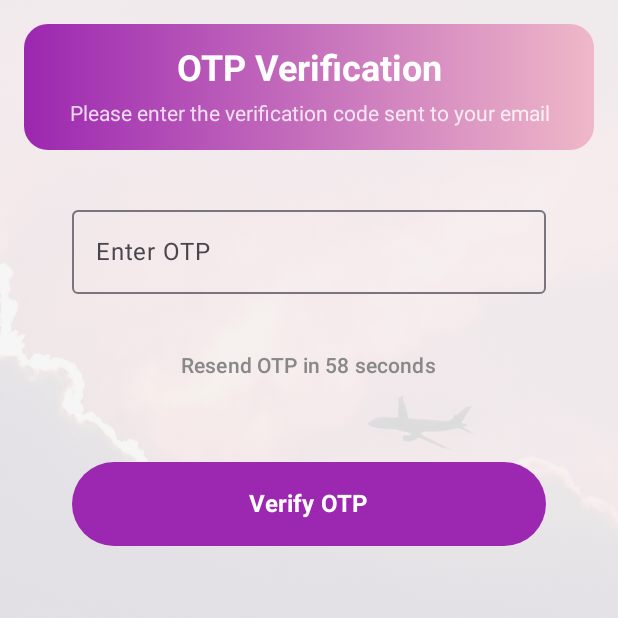
After one commit to VanLuanNguyen/UI-VJ-AIRLINE, an Android app built with Jetpack Compose: the OTPVerificationActivity screen opened directly, with no data from a screen before it, on a phone screen of 412 x 824 dp, the top half of it. The commit adds this screen. Run offline under Robolectric (Android 15) with nearby library versions, the phone set to English and light mode, and no system bars.

Commit message:
Complete otp authentication and get list of countries

```diff
--- a/app/src/main/java/com/vietjoke/vn/Activities/Booking/AncillaryActivity.kt
+++ b/app/src/main/java/com/vietjoke/vn/Activities/Booking/AncillaryActivity.kt
@@ -584,11 +584,6 @@ fun AncillaryScreen(
             // TopAppBar đơn giản (tùy chọn)
             TopAppBar(
                 title = { Text("Dịch vụ bổ sung") },
-                navigationIcon = {
-                    IconButton(onClick = { /* TODO: Xử lý nút back */ }) {
-                        Icon(Icons.AutoMirrored.Filled.ArrowBack, contentDescription = "Back")
-                    }
-                },
                 colors = TopAppBarDefaults.topAppBarColors(
                     containerColor = Color(0xFF9C27B0), // Màu tím
                     titleContentColor = Color.White,
--- /dev/null
+++ b/app/src/main/java/com/vietjoke/vn/Activities/OTP/OTPVerificationActivity.kt
@@ -0,0 +1,189 @@
+package com.vietjoke.vn.Activities.OTP
+
+import android.os.Bundle
+import android.widget.Toast
+import androidx.activity.ComponentActivity
+import androidx.activity.compose.setContent
+import androidx.compose.foundation.Image
+import androidx.compose.foundation.background
+import androidx.compose.foundation.layout.*
+import androidx.compose.foundation.shape.RoundedCornerShape
+import androidx.compose.foundation.text.KeyboardOptions
+import androidx.compose.material.icons.Icons
+import androidx.compose.material.icons.filled.ArrowBack
+import androidx.compose.material3.*
+import androidx.compose.runtime.*
+import androidx.compose.ui.Alignment
+import androidx.compose.ui.Modifier
+import androidx.compose.ui.graphics.Brush
+import androidx.compose.ui.graphics.Color
+import androidx.compose.ui.layout.ContentScale
+import androidx.compose.ui.platform.LocalContext
+import androidx.compose.ui.res.painterResource
+import androidx.compose.ui.text.font.FontWeight
+import androidx.compose.ui.text.input.KeyboardType
+import androidx.compose.ui.text.style.TextAlign
+import androidx.compose.ui.unit.dp
+import androidx.compose.ui.unit.sp
+import com.vietjoke.vn.R
+import kotlinx.coroutines.delay
+import kotlinx.coroutines.launch
+
+class OTPVerificationActivity : ComponentActivity() {
+    override fun onCreate(savedInstanceState: Bundle?) {
+        super.onCreate(savedInstanceState)
+        setContent {
+            OTPVerificationScreen()
+        }
+    }
+}
+
+@OptIn(ExperimentalMaterial3Api::class)
+@Composable
+fun OTPVerificationScreen() {
+    val context = LocalContext.current
+    var otp by remember { mutableStateOf("") }
+    var timeLeft by remember { mutableStateOf(60) }
+    var isResendEnabled by remember { mutableStateOf(false) }
+    val coroutineScope = rememberCoroutineScope()
+
+    Box(
+        modifier = Modifier
+            .fillMaxSize()
+            .background(Color(0xFFF5F5F5))
+    ) {
+        // Background Image
+        Image(
+            painter = painterResource(R.drawable.register_bg),
+            contentDescription = null,
+            modifier = Modifier.fillMaxSize(),
+            contentScale = ContentScale.Crop,
+            alpha = 0.1f
+        )
+
+        Column(
+            modifier = Modifier
+                .fillMaxSize()
+                .padding(16.dp),
+            horizontalAlignment = Alignment.CenterHorizontally
+        ) {
+            // Header with gradient background
+            Box(
+                modifier = Modifier
+                    .fillMaxWidth()
+                    .background(
+                        brush = Brush.horizontalGradient(
+                            colors = listOf(
+                                Color(0xFF9C27B0),
+                                Color(0xFFEFB8C8)
+                            )
+                        ),
+                        shape = RoundedCornerShape(16.dp)
+                    )
+                    .padding(16.dp)
+            ) {
+                Column(
+                    horizontalAlignment = Alignment.CenterHorizontally,
+                    modifier = Modifier.fillMaxWidth()
+                ) {
+                    Text(
+                        text = "OTP Verification",
+                        fontSize = 24.sp,
+                        fontWeight = FontWeight.Bold,
+                        color = Color.White
+                    )
+                    Spacer(modifier = Modifier.height(8.dp))
+                    Text(
+                        text = "Please enter the verification code sent to your email",
+                        fontSize = 14.sp,
+                        color = Color.White.copy(alpha = 0.8f),
+                        textAlign = TextAlign.Center
+                    )
+                }
+            }
+
+            Spacer(modifier = Modifier.height(32.dp))
+
+            // OTP Input Field
+            OutlinedTextField(
+                value = otp,
+                onValueChange = { if (it.length <= 6) otp = it },
+                label = { Text("Enter OTP") },
+                modifier = Modifier
+                    .fillMaxWidth()
+                    .padding(horizontal = 32.dp),
+                keyboardOptions = KeyboardOptions(keyboardType = KeyboardType.Number),
+                colors = TextFieldDefaults.outlinedTextFieldColors(
+                    focusedBorderColor = Color(0xFF9C27B0),
+                    focusedLabelColor = Color(0xFF9C27B0),
+                    cursorColor = Color(0xFF9C27B0)
+                ),
+                singleLine = true
+            )
+
+            Spacer(modifier = Modifier.height(16.dp))
+
+            // Resend OTP Button
+            TextButton(
+                onClick = {
+                    if (isResendEnabled) {
+                        // TODO: Implement resend OTP logic
+                        Toast.makeText(context, "OTP resent!", Toast.LENGTH_SHORT).show()
+                        timeLeft = 60
+                        isResendEnabled = false
+                        coroutineScope.launch {
+                            while (timeLeft > 0) {
+                                delay(1000)
+                                timeLeft--
+                            }
+                            isResendEnabled = true
+                        }
+                    }
+                },
+                enabled = isResendEnabled,
+                modifier = Modifier.padding(8.dp)
+            ) {
+                Text(
+                    text = if (isResendEnabled) "Resend OTP" else "Resend OTP in $timeLeft seconds",
+                    color = if (isResendEnabled) Color(0xFF9C27B0) else Color.Gray
+                )
+            }
+
+            Spacer(modifier = Modifier.height(32.dp))
+
+            // Verify Button
+            Button(
+                onClick = {
+                    // TODO: Implement OTP verification logic
+                    if (otp.length == 6) {
+                        Toast.makeText(context, "Verifying OTP...", Toast.LENGTH_SHORT).show()
+                    } else {
+                        Toast.makeText(context, "Please enter a valid OTP", Toast.LENGTH_SHORT).show()
+                    }
+                },
+                modifier = Modifier
+                    .fillMaxWidth()
+                    .height(56.dp)
+                    .padding(horizontal = 32.dp),
+                colors = ButtonDefaults.buttonColors(containerColor = Color(0xFF9C27B0)),
+                shape = RoundedCornerShape(28.dp)
+            ) {
+                Text(
+                    "Verify OTP",
+                    fontSize = 16.sp,
+                    fontWeight = FontWeight.Bold,
+                    color = Color.White
+                )
+            }
+        }
+    }
+
+    // Start countdown timer when screen is first displayed
+    LaunchedEffect(Unit) {
+        while (timeLeft > 0) {
+            delay(1000)
+            timeLeft--
+        }
+        isResendEnabled = true
+    }
+}
--- a/app/src/main/java/com/vietjoke/vn/Activities/Register/RegisterActivity.kt
+++ b/app/src/main/java/com/vietjoke/vn/Activities/Register/RegisterActivity.kt
@@ -40,6 +40,7 @@ import androidx.compose.ui.tooling.preview.Preview
 import androidx.compose.ui.unit.dp
 import androidx.compose.ui.unit.sp
 import com.vietjoke.vn.Activities.Login.LoginActivity
+import com.vietjoke.vn.Activities.OTP.OTPVerificationActivity
 import com.vietjoke.vn.R
 import com.vietjoke.vn.retrofit.RetrofitInstance
 import com.vietjoke.vn.retrofit.ResponseDTO.RegisterRequestDTO
@@ -223,7 +224,8 @@ fun RegisterScreen() {
                                             when (registerResponse.status) {
                                                 200 -> {
                                                     Toast.makeText(context, "Registration successful", Toast.LENGTH_SHORT).show()
-                                                    val intent = Intent(context, LoginActivity::class.java)
+                                                    val intent = Intent(context, OTPVerificationActivity::class.java)
+                                                    intent.putExtra("email", email)
                                                     // Pass flight information if available
                                                     FlightBookingModel.flightNumber?.let { intent.putExtra("flightNumber", it) }
                                                     FlightBookingModel.fareCode?.let { intent.putExtra("fareCode", it) }
--- a/app/src/main/java/com/vietjoke/vn/retrofit/RetrofitInstance.kt
+++ b/app/src/main/java/com/vietjoke/vn/retrofit/RetrofitInstance.kt
@@ -4,6 +4,7 @@ import com.jakewharton.retrofit2.converter.kotlinx.serialization.asConverterFact
 import com.vietjoke.vn.retrofit.APIService.AddonApiService
 import com.vietjoke.vn.retrofit.APIService.AuthApiService
 import com.vietjoke.vn.retrofit.APIService.BookingApiService
+import com.vietjoke.vn.retrofit.APIService.CountryApiService
 import com.vietjoke.vn.retrofit.APIService.FlightApiService
 import com.vietjoke.vn.retrofit.APIService.PaymentApiService
 import com.vietjoke.vn.retrofit.APIService.SeatApiService
@@ -66,4 +67,8 @@ object RetrofitInstance {
     val paymentApi: PaymentApiService by lazy {
         retrofit.create(PaymentApiService::class.java)
     }
+
+    val countryApi: CountryApiService by lazy {
+        retrofit.create(CountryApiService::class.java)
+    }
 }
```
Also changed, not shown: app/src/main/AndroidManifest.xml (+6 -1 lines), app/src/main/java/com/vietjoke/vn/Activities/Booking/BookingActivity.kt (+119 -6 lines), app/src/main/java/com/vietjoke/vn/Activities/Booking/SeatSelectionActivity.kt (+11 -5 lines), app/src/main/java/com/vietjoke/vn/retrofit/APIService/AuthApiService.kt (+10 -0 lines), app/src/main/java/com/vietjoke/vn/retrofit/APIService/CountryApiService.kt (added, +10 -0 lines), app/src/main/java/com/vietjoke/vn/retrofit/ResponseDTO/CountryDTO.kt (added, +16 -0 lines), app/src/main/java/com/vietjoke/vn/retrofit/ResponseDTO/CountryResponseDTO.kt (added, +11 -0 lines), app/src/main/java/com/vietjoke/vn/retrofit/ResponseDTO/ResendOTPResponse.kt (added, +17 -0 lines), app/src/main/java/com/vietjoke/vn/retrofit/ResponseDTO/VerifyOTPRequestDTO.kt (added, +9 -0 lines), app/src/main/java/com/vietjoke/vn/retrofit/ResponseDTO/VerifyOTPResponse.kt (added, +11 -0 lines).
